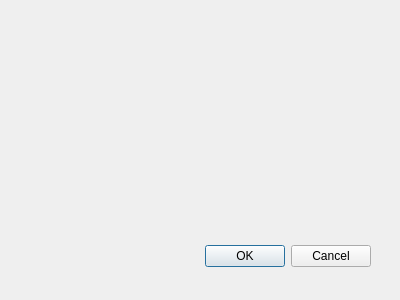
stdgregwar/elve, file LevelLayoutPlugin/dialog.ui: the form before one commit.
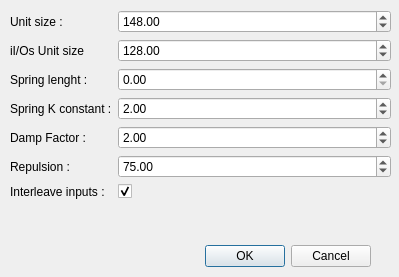
The form after the commit.

```diff
--- a/LevelLayoutPlugin/dialog.ui
+++ b/LevelLayoutPlugin/dialog.ui
@@ -8,8 +8,8 @@
    <rect>
     <x>0</x>
     <y>0</y>
-    <width>400</width>
-    <height>300</height>
+    <width>399</width>
+    <height>277</height>
    </rect>
   </property>
   <property name="windowTitle">
@@ -31,6 +31,146 @@
     <set>QDialogButtonBox::Cancel|QDialogButtonBox::Ok</set>
    </property>
   </widget>
+  <widget class="QWidget" name="formLayoutWidget">
+   <property name="geometry">
+    <rect>
+     <x>10</x>
+     <y>10</y>
+     <width>381</width>
+     <height>232</height>
+    </rect>
+   </property>
+   <layout class="QFormLayout" name="formLayout">
+    <item row="0" column="0">
+     <widget class="QLabel" name="unitLabel">
+      <property name="text">
+       <string>Unit size :</string>
+      </property>
+     </widget>
+    </item>
+    <item row="0" column="1">
+     <widget class="QDoubleSpinBox" name="unitSpinBox">
+      <property name="minimum">
+       <double>32.000000000000000</double>
+      </property>
+      <property name="maximum">
+       <double>8192.000000000000000</double>
+      </property>
+      <property name="singleStep">
+       <double>32.000000000000000</double>
+      </property>
+      <property name="value">
+       <double>148.000000000000000</double>
+      </property>
+     </widget>
+    </item>
+    <item row="2" column="0">
+     <widget class="QLabel" name="springLLabel">
+      <property name="text">
+       <string>Spring lenght :</string>
+      </property>
+     </widget>
+    </item>
+    <item row="2" column="1">
+     <widget class="QDoubleSpinBox" name="springSpinBox">
+      <property name="maximum">
+       <double>1000.000000000000000</double>
+      </property>
+     </widget>
+    </item>
+    <item row="3" column="0">
+     <widget class="QLabel" name="label">
+      <property name="text">
+       <string>Spring K constant :</string>
+      </property>
+     </widget>
+    </item>
+    <item row="3" column="1">
+     <widget class="QDoubleSpinBox" name="kSpinBox">
+      <property name="maximum">
+       <double>1000.000000000000000</double>
+      </property>
+      <property name="value">
+       <double>2.000000000000000</double>
+      </property>
+     </widget>
+    </item>
+    <item row="4" column="0">
+     <widget class="QLabel" name="label_2">
+      <property name="text">
+       <string>Damp Factor :</string>
+      </property>
+     </widget>
+    </item>
+    <item row="4" column="1">
+     <widget class="QDoubleSpinBox" name="dampSpinBox">
+      <property name="value">
+       <double>2.000000000000000</double>
+      </property>
+     </widget>
+    </item>
+    <item row="1" column="0">
+     <widget class="QLabel" name="label_3">
+      <property name="text">
+       <string>iI/Os Unit size</string>
+      </property>
+     </widget>
+    </item>
+    <item row="1" column="1">
+     <widget class="QDoubleSpinBox" name="IOUnitSpinBox">
+      <property name="minimum">
+       <double>32.000000000000000</double>
+      </property>
+      <property name="maximum">
+       <double>8192.000000000000000</double>
+      </property>
+      <property name="singleStep">
+       <double>32.000000000000000</double>
+      </property>
+      <property name="value">
+       <double>128.000000000000000</double>
+      </property>
+     </widget>
+    </item>
+    <item row="6" column="0">
+     <widget class="QLabel" name="label_4">
+      <property name="text">
+       <string>Interleave inputs :</string>
+      </property>
+     </widget>
+    </item>
+    <item row="6" column="1">
+     <widget class="QCheckBox" name="interleave">
+      <property name="text">
+       <string/>
+      </property>
+      <property name="checkable">
+       <bool>true</bool>
+      </property>
+      <property name="checked">
+       <bool>true</bool>
+      </property>
+     </widget>
+    </item>
+    <item row="5" column="0">
+     <widget class="QLabel" name="label_5">
+      <property name="text">
+       <string>Repulsion : </string>
+      </property>
+     </widget>
+    </item>
+    <item row="5" column="1">
+     <widget class="QDoubleSpinBox" name="repSpinBox">
+      <property name="maximum">
+       <double>1000.000000000000000</double>
+      </property>
+      <property name="value">
+       <double>75.000000000000000</double>
+      </property>
+     </widget>
+    </item>
+   </layout>
+  </widget>
  </widget>
  <pixmapfunction/>
  <resources/>
```
Left out of the diff: 7 changed lines with no effect on the pictures.
